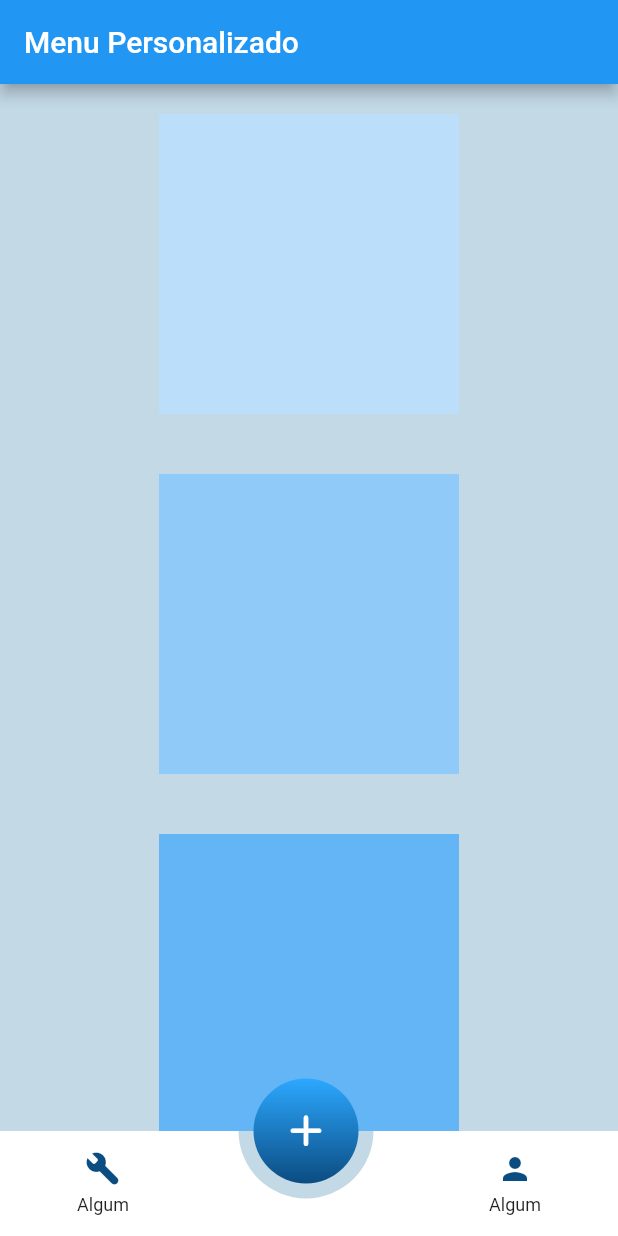
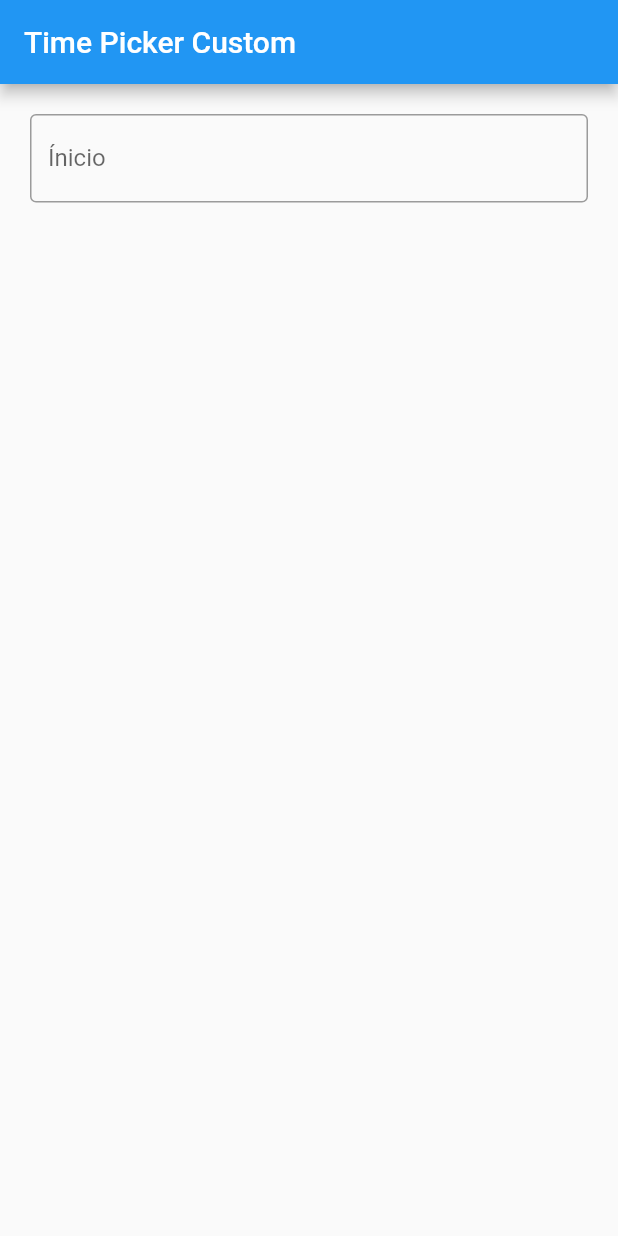
Before and after one commit to brunozupp/teste_lancamentos, a Flutter app: the screen it shows after launch, on a phone screen of 412 x 824 dp. Run offline on Flutter 3.47's test engine with Material 2 defaults, Android fonts, the phone set to English and light mode, and no system bars; our stand-ins replace animated_bottom_navigation_bar, fl_chart, flutter_switch, image_picker, percent_indicator, shared_preferences and 2 more; missing offline and left inert: contrast_checker.

Commit message:
Time Picker customizado

```diff
--- a/lib/main.dart
+++ b/lib/main.dart
@@ -4,6 +4,7 @@ import 'package:teste_lancamentos/foto/foto_page.dart';
 import 'package:teste_lancamentos/menu_bottom_personalizado/menu_bottom_page.dart';
 import 'package:teste_lancamentos/menu_perfumado/menu_perfumado_page.dart';
 import 'package:teste_lancamentos/perfil/perfil_page.dart';
+import 'package:teste_lancamentos/time_picker_custom/time_picker_custom_page.dart';
 
 void main() {
   runApp(const MyApp());
@@ -20,7 +21,7 @@ class MyApp extends StatelessWidget {
       theme: ThemeData(
         primarySwatch: Colors.blue,
       ),
-      home: const MenuBottomPage(),
+      home: const TimePickerCustomPage(),
       locale: const Locale("pt","BR"),
       localizationsDelegates: GlobalMaterialLocalizations.delegates,
       supportedLocales: const [
--- /dev/null
+++ b/lib/time_picker_custom/field_timer.dart
@@ -0,0 +1,167 @@
+import 'package:flutter/material.dart';
+
+class FieldTimer extends StatefulWidget {
+  const FieldTimer({Key? key}) : super(key: key);
+
+  @override
+  State<FieldTimer> createState() => _FieldTimerState();
+}
+
+class _FieldTimerState extends State<FieldTimer> {
+
+  var mode = TimePickerEntryMode.dial;
+
+  @override
+  Widget build(BuildContext context) {
+    return TextField(
+      readOnly: true,
+      decoration: const InputDecoration(
+        labelText: "Ínicio",
+        border: OutlineInputBorder(),
+      ),
+      onTap: () {
+
+        showTimePicker(
+          context: context,
+          initialTime: const TimeOfDay(hour: 10, minute: 30),
+          helpText: "12/12/2022 - 28/12/2022",
+          confirmText: "Salvar Horas",
+          cancelText: "Cancelar",
+          initialEntryMode: TimePickerEntryMode.dial,
+          onEntryModeChanged: (value) {
+            setState(() {
+              mode = TimePickerEntryMode.dial;
+            });
+          },
+          builder: (context, child) {
+            print("BUILD $mode");
+            return Theme(
+              data: Theme.of(context).copyWith(
+                timePickerTheme: _timePickerTheme,
+                textButtonTheme: TextButtonThemeData(
+                  style: ButtonStyle(
+                    backgroundColor: MaterialStateColor.resolveWith((states) => const Color(0xFF0069B3)),
+                    foregroundColor: MaterialStateColor.resolveWith((states) => Colors.white),
+                    overlayColor: MaterialStateColor.resolveWith((states) => Color.fromARGB(255, 9, 139, 231)),
+                    shape: MaterialStateProperty.all(RoundedRectangleBorder(
+                      borderRadius: BorderRadius.circular(10)
+                    )),
+                  ),
+                ),
+              ),
+              child: Stack(
+                alignment: Alignment.topCenter,
+                children: [
+                  child!,
+
+                  // AnimatedPositioned(
+                  //   duration: Duration(milliseconds: 200),
+                  //   top: mode == TimePickerEntryMode.dial ? 95 : 200,
+                  //   child: Container(
+                  //     padding: const EdgeInsets.all(20),
+                  //     decoration: BoxDecoration(
+                  //       color: const Color(0xFF0069B3),
+                  //       borderRadius: BorderRadius.circular(10),
+                  //     ),
+                  //     child: const Text(
+                  //       "12/12/2022 - 28/12/2022",
+                  //       style: TextStyle(
+                  //         color: Colors.white
+                  //       ),
+                  //     ),
+                  //   ),
+                  // ),
+                ],
+              ),
+            );
+          }
+        );
+      },
+    );
+  }
+}
+
+var _timePickerTheme = TimePickerThemeData(
+  backgroundColor: const Color(0xFFF4F6FA),
+  hourMinuteShape: const RoundedRectangleBorder(
+    borderRadius: BorderRadius.all(Radius.circular(8)),
+    side: BorderSide(
+      color: Color(0xFF0086E4),
+      width: 3,
+    ),
+  ),
+  dayPeriodColor: const Color(0xFF0086E4),
+  shape: const RoundedRectangleBorder(
+    borderRadius: BorderRadius.all(Radius.circular(8)),
+    side: BorderSide(
+      color: Color(0xFF0086E4),
+      width: 3,
+    ),
+  ),
+  dayPeriodTextColor: Colors.white,
+  dayPeriodShape: const RoundedRectangleBorder(
+    borderRadius: BorderRadius.all(Radius.circular(8)),
+    side: BorderSide(
+      color: Colors.orange,
+      width: 4,
+    ),
+  ),
+  dayPeriodBorderSide: BorderSide(
+      color: Color(0xFF0086E4),
+      width: 3,
+    ),
+  hourMinuteColor: MaterialStateColor.resolveWith((states) =>
+      states.contains(MaterialState.selected)
+          ? const Color(0xFF0086E4)
+          : Colors.white
+  ),
+  hourMinuteTextColor: MaterialStateColor.resolveWith((states) =>
+      states.contains(MaterialState.selected)
+          ? Colors.white
+          : const Color(0xFF0086E4)
+  ),
+  dialHandColor: const Color(0xFF0086E4),
+  dialBackgroundColor: const Color(0xFFE5E5E5),
+  hourMinuteTextStyle: const TextStyle(
+    fontSize: 40,
+    fontWeight: FontWeight.bold,
+  ),
+  dayPeriodTextStyle: const TextStyle(
+    fontSize: 12,
+    fontWeight: FontWeight.bold,
+  ),
+  helpTextStyle: const TextStyle(
+    color: Color(0xFF0086E4),
+    fontSize: 16,
+  ),
+  inputDecorationTheme: const InputDecorationTheme(
+    border: OutlineInputBorder(
+      borderRadius: BorderRadius.all(Radius.circular(8)),
+      borderSide: BorderSide(
+        color: Color(0xFF0086E4),
+        width: 3,
+      ),
+    ),
+    enabledBorder: OutlineInputBorder(
+      borderRadius: BorderRadius.all(Radius.circular(8)),
+      borderSide: BorderSide(
+        color: Color(0xFF0086E4),
+        width: 3,
+      ),
+    ),
+    focusedBorder: OutlineInputBorder(
+      borderRadius: BorderRadius.all(Radius.circular(8)),
+      borderSide: BorderSide(
+        color: Color(0xFF0086E4),
+        width: 3,
+      ),
+    ),
+    contentPadding: EdgeInsets.all(0),
+  ),
+  dialTextColor: MaterialStateColor.resolveWith((states) =>
+      states.contains(MaterialState.selected)
+          ? Colors.white
+          : const Color(0xFF020202)
+  ),
+  entryModeIconColor: const Color(0xFF0086E4),
+);
--- /dev/null
+++ b/lib/time_picker_custom/time_picker_custom_page.dart
@@ -0,0 +1,22 @@
+import 'package:flutter/material.dart';
+import 'package:teste_lancamentos/time_picker_custom/field_timer.dart';
+
+class TimePickerCustomPage extends StatelessWidget {
+
+  const TimePickerCustomPage({ Key? key }) : super(key: key);
+
+   @override
+   Widget build(BuildContext context) {
+    return Scaffold(
+      appBar: AppBar(title: const Text('Time Picker Custom'),),
+      body: SingleChildScrollView(
+        padding: EdgeInsets.all(20),
+        child: Column(
+          children: [
+            FieldTimer(),
+          ],
+        ),
+      ),
+    );
+  }
+}
```
Also changed, not shown: pubspec.lock.
